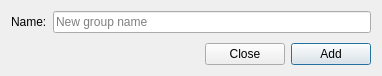
The window that data/gui/dlg_edit_group.ui (KarolBedkowski/mna) describes before a commit, drawn with Qt 5.
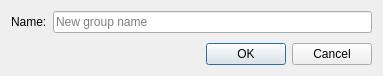
The same window after the commit.

Diff of the .ui file:
```diff
--- a/data/gui/dlg_edit_group.ui
+++ b/data/gui/dlg_edit_group.ui
@@ -6,13 +6,19 @@
    <rect>
     <x>0</x>
     <y>0</y>
-    <width>382</width>
+    <width>383</width>
     <height>76</height>
    </rect>
   </property>
   <property name="windowTitle">
    <string>Add Group</string>
   </property>
+  <property name="locale">
+   <locale language="C" country="AnyCountry"/>
+  </property>
+  <property name="sizeGripEnabled">
+   <bool>false</bool>
+  </property>
   <property name="modal">
    <bool>true</bool>
   </property>
@@ -39,41 +45,14 @@
     </layout>
    </item>
    <item>
-    <layout class="QHBoxLayout" name="horizontalLayout">
-     <item>
-      <spacer name="horizontalSpacer">
-       <property name="orientation">
-        <enum>Qt::Horizontal</enum>
-       </property>
-       <property name="sizeType">
-        <enum>QSizePolicy::Expanding</enum>
-       </property>
-       <property name="sizeHint" stdset="0">
-        <size>
-         <width>40</width>
-         <height>20</height>
-        </size>
-       </property>
-      </spacer>
-     </item>
-     <item>
-      <widget class="QPushButton" name="cancel_btn">
-       <property name="text">
-        <string>Close</string>
-       </property>
-      </widget>
-     </item>
-     <item>
-      <widget class="QPushButton" name="add_btn">
-       <property name="text">
-        <string>Add</string>
-       </property>
-       <property name="default">
-        <bool>true</bool>
-       </property>
-      </widget>
-     </item>
-    </layout>
+    <widget class="QDialogButtonBox" name="buttonBox">
+     <property name="locale">
+      <locale language="C" country="AnyCountry"/>
+     </property>
+     <property name="standardButtons">
+      <set>QDialogButtonBox::Cancel|QDialogButtonBox::Ok</set>
+     </property>
+    </widget>
    </item>
   </layout>
  </widget>
```
Left out of the diff: 38 changed lines with no effect on the pictures.
